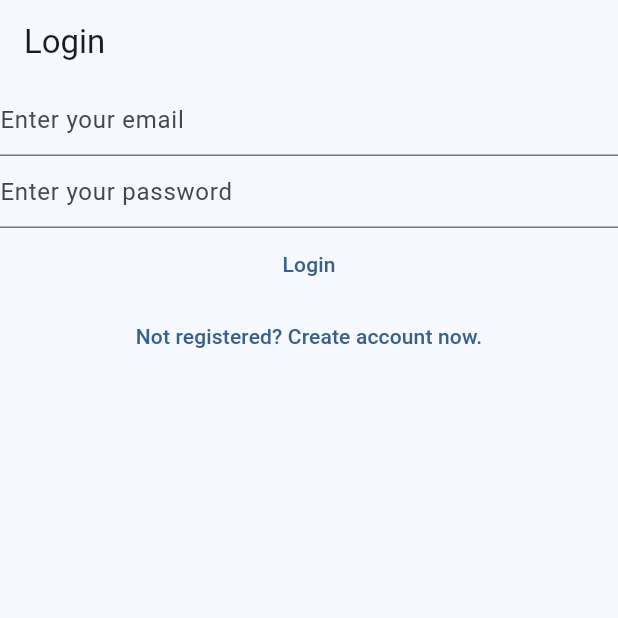
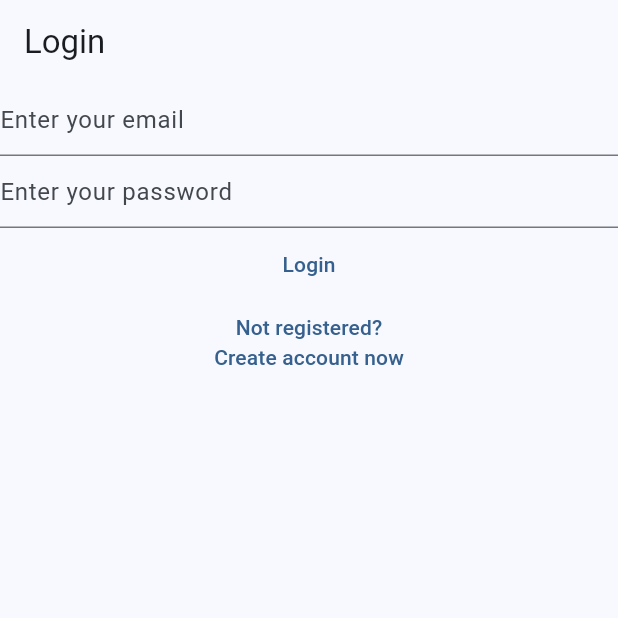
Before and after one commit to SMSourov/cleanifi, a Flutter app: the screen it shows after launch, on a phone screen of 412 x 824 dp, the top half of it. Run offline on Flutter 3.47's test engine with Material 2 defaults, Android fonts, the phone set to English and light mode, and no system bars; our stand-ins replace firebase_auth, firebase_core; accounts and stored records are empty.

Commit message:
Adjusted for the buttons

```diff
--- a/lib/views/login_view.dart
+++ b/lib/views/login_view.dart
@@ -84,7 +84,7 @@ class _LoginViewState extends State<LoginView> {
                 Navigator.of(context)
                     .pushNamedAndRemoveUntil("/register/", (route) => false);
               },
-              child: const Text("Not registered? Create account now."))
+              child: const Text("    Not registered?\nCreate account now"))
         ],
       ),
     );
--- a/lib/views/register_view.dart
+++ b/lib/views/register_view.dart
@@ -81,7 +81,7 @@ class _RegisterViewState extends State<RegisterView> {
           TextButton(onPressed: () {
             Navigator.of(context)
                   .pushNamedAndRemoveUntil("/login/", (route) => false);
-          }, child: const Text("Already registered? Login here!"))
+          }, child: const Text("Already registered?\n        Login here!"))
         ],
       ),
     );
```
